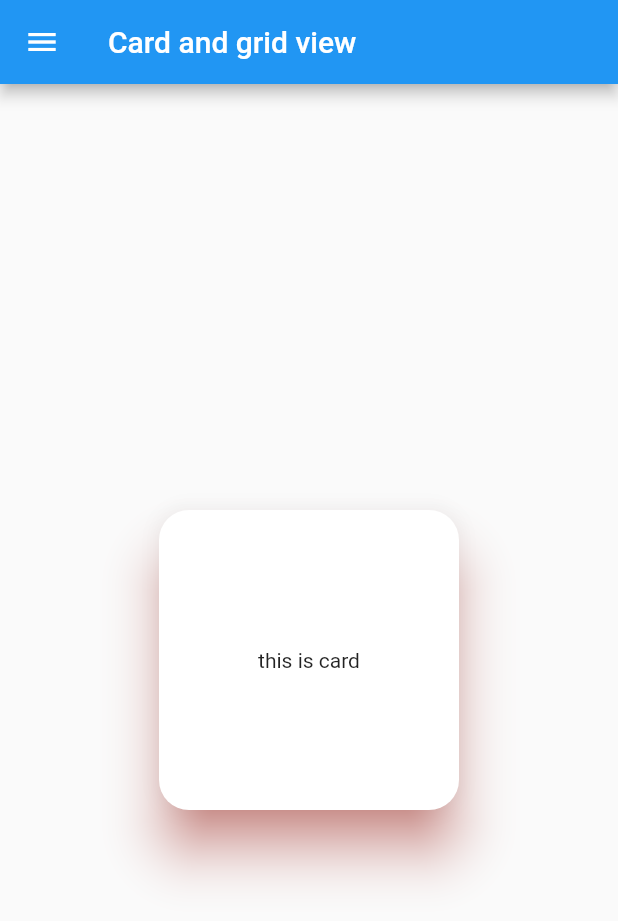
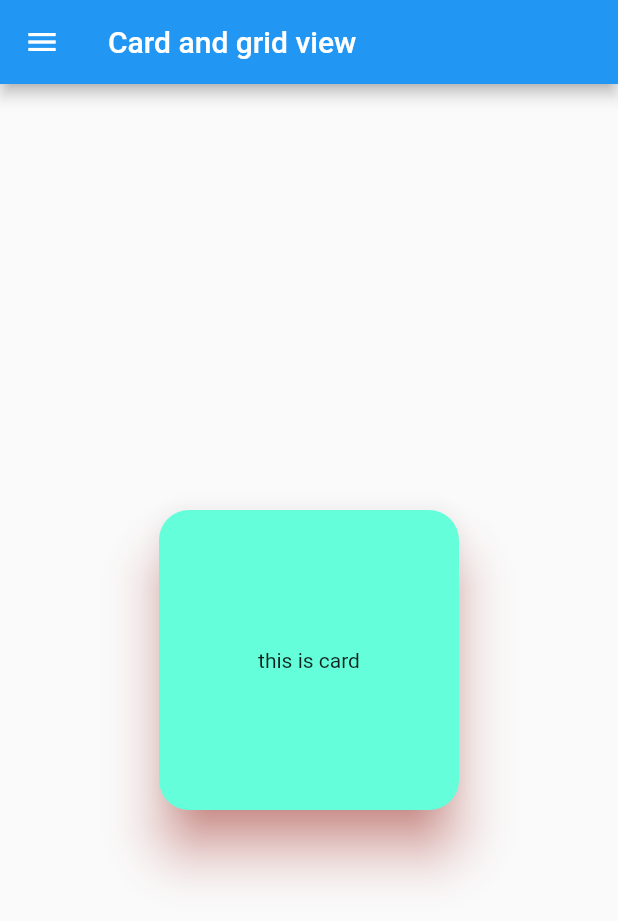
Before and after one commit to IHSohag/card_view, a Flutter app: the screen it shows after launch, on a phone screen of 412 x 824 dp. Shown: the top 921 px of the screen. Run offline on Flutter 3.47's test engine with Material 2 defaults, Android fonts, the phone set to English and light mode, and no system bars.

Commit message:
Add card background color

```diff
--- a/lib/main.dart
+++ b/lib/main.dart
@@ -20,6 +20,7 @@ class MyApp extends StatelessWidget {
         ),
         body: Center(
           child: Card(
+            color: Colors.tealAccent,
             elevation: 15,
             shadowColor: Colors.red,
             shape: const RoundedRectangleBorder(
```
